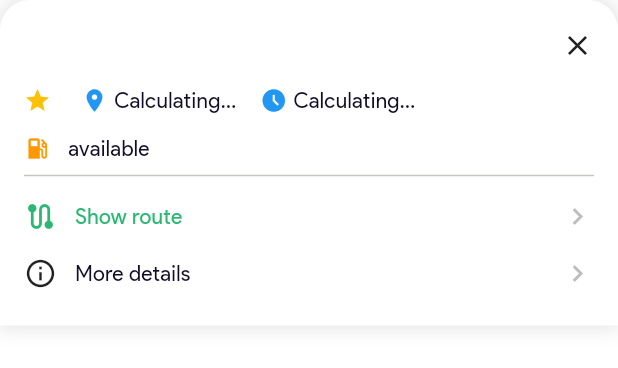
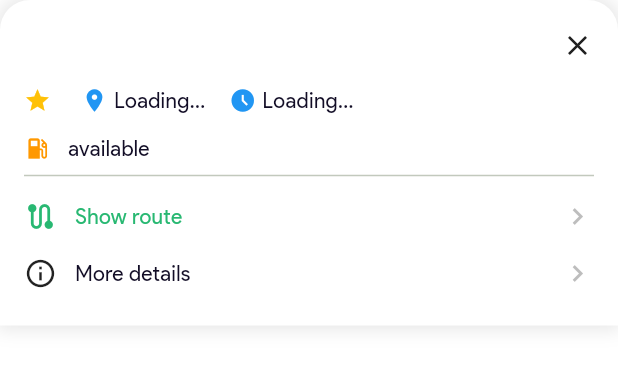
Before and after one commit to EBAS-TECH/fuel-finder-mobile, a Flutter app: the StationInfoCard widget shown alone on an empty page, opened directly with empty values, on a phone screen of 412 x 824 dp. Shown: the top 368 px of the screen. Run offline on Flutter 3.47's test engine with Material 3 defaults, Android fonts, the phone set to English and light mode, and no system bars; our stand-ins replace dio, flutter_bloc, flutter_dotenv, flutter_map, flutter_secure_storage, font_awesome_flutter and 8 more; accounts and stored records are empty; network calls fail.

```diff
--- a/lib/features/favorite/domain/usecases/get_favorite_usecase.dart
+++ b/lib/features/favorite/domain/usecases/get_favorite_usecase.dart
@@ -4,7 +4,7 @@ class GetFavoriteUsecase {
   final FavoriteRepository favoriteRepository;
 
   GetFavoriteUsecase({required this.favoriteRepository});
-  Future<Map<String, dynamic>> call(String token) {
+  Future<Map<String, dynamic>> call() {
     return favoriteRepository.getFavorite();
   }
 }
--- /dev/null
+++ b/lib/features/favorite/presentation/bloc/favorite_event.dart
@@ -0,0 +1,15 @@
+class FavoriteEvent {}
+
+class SetFavoriteEvent extends FavoriteEvent {
+  final String stationId;
+
+  SetFavoriteEvent({required this.stationId});
+}
+
+class RemoveFavoriteEvent extends FavoriteEvent {
+  final String stationId;
+
+  RemoveFavoriteEvent({required this.stationId});
+}
+
+class GetFavoritesEvent extends FavoriteEvent {}
--- /dev/null
+++ b/lib/features/favorite/presentation/bloc/favorite_state.dart
@@ -0,0 +1,24 @@
+class FavoriteState {}
+
+class FavoriteInitial extends FavoriteState {}
+
+class FavoriteLoading extends FavoriteState {}
+
+class FavoriteSucess extends FavoriteState {
+  final String message;
+
+  FavoriteSucess({required this.message});
+}
+
+class FetchFavoriteSucess extends FavoriteState {
+  final Map<String, dynamic> favorites;
+  final String message;
+
+  FetchFavoriteSucess({required this.favorites, required this.message});
+}
+
+class FavoriteFailure extends FavoriteState {
+  final String error;
+
+  FavoriteFailure({required this.error});
+}
--- a/lib/features/map/presentation/pages/home_page.dart
+++ b/lib/features/map/presentation/pages/home_page.dart
@@ -1,6 +1,6 @@
 import 'package:flutter/material.dart';
 import 'package:fuel_finder/features/map/presentation/pages/explore_page.dart';
-import 'package:fuel_finder/features/map/presentation/pages/favorite_page.dart';
+import 'package:fuel_finder/features/favorite/presentation/pages/favorite_page.dart';
 import 'package:fuel_finder/features/map/presentation/pages/price_page.dart';
 import 'package:fuel_finder/features/map/presentation/pages/profile_page.dart';
 import 'package:fuel_finder/features/map/presentation/widgets/bottom_nav_bar.dart';
--- a/lib/features/map/presentation/widgets/explore_widgets/station_info_card.dart
+++ b/lib/features/map/presentation/widgets/explore_widgets/station_info_card.dart
@@ -22,13 +22,13 @@ class StationInfoCard extends StatelessWidget {
   });
 
   String _formatDistance(double? meters) {
-    if (meters == null) return 'Calculating...';
+    if (meters == null) return 'Loading...';
     if (meters < 1000) return '${meters.toStringAsFixed(0)} m';
     return '${(meters / 1000).toStringAsFixed(1)} km';
   }
 
   String _formatDuration(double? seconds) {
-    if (seconds == null) return 'Calculating...';
+    if (seconds == null) return 'Loading...';
     if (seconds < 60) return '${seconds.toStringAsFixed(0)} sec';
     if (seconds < 3600) return '${(seconds / 60).toStringAsFixed(0)} min';
     return '${(seconds / 3600).toStringAsFixed(1)} hr';
--- a/lib/main.dart
+++ b/lib/main.dart
@@ -7,6 +7,7 @@ import 'package:fuel_finder/core/themes/app_theme.dart';
 import 'package:fuel_finder/core/utils/token_services.dart';
 import 'package:fuel_finder/features/auth/presentation/bloc/auth_bloc.dart';
 import 'package:fuel_finder/features/auth/presentation/pages/login_page.dart';
+import 'package:fuel_finder/features/favorite/presentation/bloc/favorite_bloc.dart';
 import 'package:fuel_finder/features/gas_station/presentation/bloc/gas_station_bloc.dart';
 import 'package:fuel_finder/features/map/presentation/bloc/geolocation_bloc.dart';
 import 'package:fuel_finder/features/map/presentation/pages/home_page.dart';
@@ -44,6 +45,7 @@ class MainApp extends StatelessWidget {
         BlocProvider(create: (_) => sl<GeolocationBloc>()),
         BlocProvider(create: (_) => sl<RouteBloc>()),
         BlocProvider(create: (_) => sl<GasStationBloc>()),
+        BlocProvider(create: (_) => sl<FavoriteBloc>()),
       ],
       child: MaterialApp(
         title: 'Fuel Finder',
```
Also changed, not shown: lib/core/injection_container.dart (+33 -0 lines), lib/features/favorite/presentation/bloc/favorite_bloc.dart (added, +91 -0 lines), lib/features/map/models/gas_station_model.dart (deleted, +0 -29 lines), lib/features/map/presentation/pages/explore_page.dart (+0 -7 lines).
